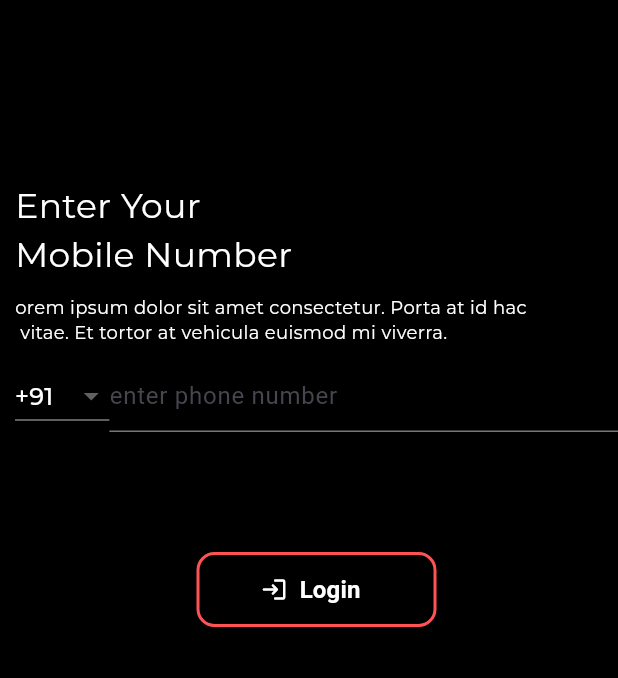
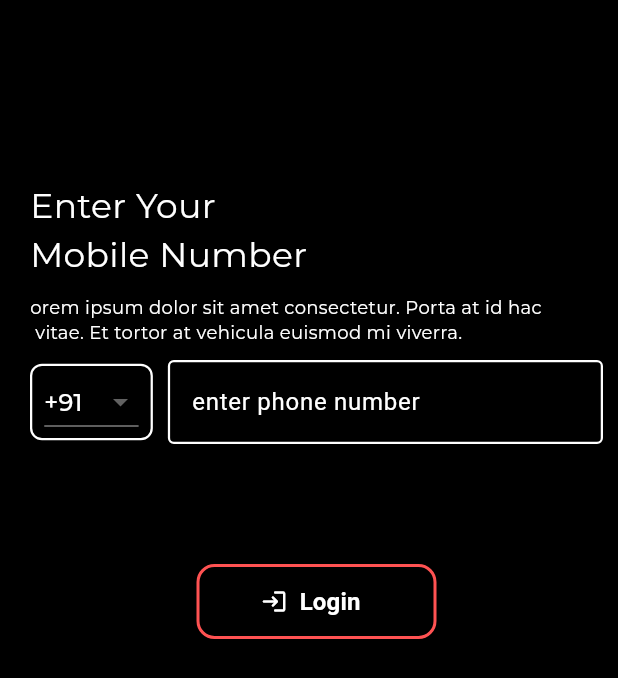
Before and after one commit to muhammedshahbasheer/frijo-noviindus-app, a Flutter app: the screen it shows after launch, on a phone screen of 412 x 824 dp. Shown: the top 678 px of the screen. Run offline on Flutter 3.47's test engine with Material 3 defaults, Android fonts, the phone set to English and light mode, and no system bars; our stand-ins replace chewie, google_fonts, image_picker, shared_preferences, video_player.

Commit message:
refact: add common widget and style login ui login screen

```diff
--- /dev/null
+++ b/lib/common_widget/dotted_container.dart
@@ -0,0 +1,26 @@
+import 'package:flutter/material.dart';
+
+class DottedContainer extends StatelessWidget {
+  final double height;
+  final Widget child;
+
+  const DottedContainer({super.key, required this.height, required this.child});
+
+  @override
+  Widget build(BuildContext context) {
+    return Container(
+      height: height,
+      width: double.infinity,
+      decoration: BoxDecoration(
+        color: const Color(0xFF1A1A1A),
+        borderRadius: BorderRadius.circular(12),
+        border: Border.all(
+          color: Colors.white24,
+          style: BorderStyle.solid,
+          width: 1,
+        ),
+      ),
+      child: child,
+    );
+  }
+}
--- a/lib/features/auth/presentation/login_screen.dart
+++ b/lib/features/auth/presentation/login_screen.dart
@@ -21,21 +21,30 @@ class _LoginScreenState extends State<LoginScreen> {
     return Scaffold(
       backgroundColor: Colors.black,
       body: Padding(
-        padding: const EdgeInsets.only(top: 120,left: 10),
+        padding: const EdgeInsets.only(top: 120, left: 20, right: 10),
         child: Column(
           crossAxisAlignment: CrossAxisAlignment.start,
           children: [
             Text(
               "Enter Your\nMobile Number",
               style: GoogleFonts.montserrat(fontSize: 23, color: Colors.white),
-            ),SizedBox(height: 10,),
+            ),
+            SizedBox(height: 10),
             Text(
               "orem ipsum dolor sit amet consectetur. Porta at id hac \n vitae. Et tortor at vehicula euismod mi viverra.",
               style: GoogleFonts.montserrat(color: Colors.white, fontSize: 12),
-            ),SizedBox(height: 10),
+            ),
+            SizedBox(height: 10),
             Row(
               children: [
-                DropdownButton<String>(dropdownColor: Colors.black,
+                Container(
+                  padding: const EdgeInsets.symmetric(horizontal: 8),
+                  decoration: BoxDecoration(
+                    border: Border.all(color: Colors.white, width: 1.5),
+                    borderRadius: BorderRadius.circular(8),
+                  ),
+                  child: DropdownButton<String>(
+                    dropdownColor: Colors.black,
                     value: Selectedcode,
                     items: countryCode.map((code) {
                       return DropdownMenuItem(
@@ -55,11 +64,24 @@ class _LoginScreenState extends State<LoginScreen> {
                       });
                     },
                   ),
+                ),
+                SizedBox(width: 10),
                 Expanded(
                   child: TextField(
+                    style: TextStyle(color: Colors.white),
                     controller: phonecontroller,
                     keyboardType: TextInputType.phone,
-                    decoration: InputDecoration(hintText: "enter phone number"),
+                    decoration: InputDecoration(
+                      hintText: "enter phone number",
+                      hintStyle: TextStyle(color: Colors.white),
+                      enabledBorder: OutlineInputBorder(
+                        borderSide: BorderSide(color: Colors.white, width: 1.5),
+                      ),
+                      focusedBorder: OutlineInputBorder(
+                        borderSide: BorderSide(color: Colors.white, width: 1.5),
+                        borderRadius: BorderRadius.circular(8),
+                      ),
+                    ),
                   ),
                 ),
               ],
@@ -80,15 +102,16 @@ class _LoginScreenState extends State<LoginScreen> {
                           return;
                         }
 
-          final success = await context.read<AuthController>().login(
-                countrycode: Selectedcode,
-                phone: phone,
-              );
+                        final success = await context
+                            .read<AuthController>()
+                            .login(countrycode: Selectedcode, phone: phone);
 
                         if (success && context.mounted) {
                           Navigator.pushReplacement(
                             context,
-              MaterialPageRoute(builder: (context) => const HomeScreen()),
+                            MaterialPageRoute(
+                              builder: (context) => const HomeScreen(),
+                            ),
                           );
                         }
                       },
@@ -125,8 +148,7 @@ class _LoginScreenState extends State<LoginScreen> {
                     borderRadius: BorderRadius.circular(12),
                   ),
                 ),
-)
-
+              ),
             ),
           ],
         ),
--- a/lib/features/feed/presentation/add_feed.dart
+++ b/lib/features/feed/presentation/add_feed.dart
@@ -1,5 +1,6 @@
 import 'dart:io';
 import 'package:flutter/material.dart';
+import 'package:frijo_noviindus_app/common_widget/dotted_container.dart';
 import 'package:image_picker/image_picker.dart';
 import 'package:provider/provider.dart';
 import 'feed_controller.dart';
@@ -256,29 +257,3 @@ class _AddFeedScreenState extends State<AddFeedScreen> {
     );
   }
 }
-
-// 🧩 Reusable Dashed Container Widget
-class DottedContainer extends StatelessWidget {
-  final double height;
-  final Widget child;
-
-  const DottedContainer({super.key, required this.height, required this.child});
-
-  @override
-  Widget build(BuildContext context) {
-    return Container(
-      height: height,
-      width: double.infinity,
-      decoration: BoxDecoration(
-        color: const Color(0xFF1A1A1A),
-        borderRadius: BorderRadius.circular(12),
-        border: Border.all(
-          color: Colors.white24,
-          style: BorderStyle.solid,
-          width: 1,
-        ),
-      ),
-      child: child,
-    );
-  }
-}
```
Also changed, not shown: 3 other files. Lines whose indentation alone changed are shown as unchanged.
